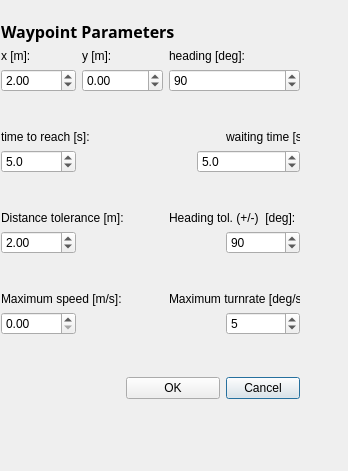
Before: the Qt Designer form src/libs/orcaqgui2dfactory/waypointdialog.ui in naderman/orca-robotics, drawn with Qt 5.
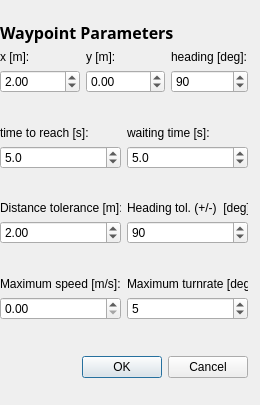
After: the same form once the commit is applied.

Commit message: added velocity parameter for spacing waypoints

The edit to the form file:
```diff
--- a/src/libs/orcaqgui2dfactory/waypointdialog.ui
+++ b/src/libs/orcaqgui2dfactory/waypointdialog.ui
@@ -5,8 +5,8 @@
    <rect>
     <x>0</x>
     <y>0</y>
-    <width>348</width>
-    <height>471</height>
+    <width>260</width>
+    <height>405</height>
    </rect>
   </property>
   <property name="sizePolicy" >
@@ -23,12 +23,27 @@
   <widget class="QWidget" name="" >
    <property name="geometry" >
     <rect>
-     <x>1</x>
-     <y>20</y>
-     <width>299</width>
-     <height>384</height>
+     <x>0</x>
+     <y>21</y>
+     <width>248</width>
+     <height>362</height>
     </rect>
    </property>
+   <layout class="QVBoxLayout" >
+    <property name="margin" >
+     <number>0</number>
+    </property>
+    <property name="spacing" >
+     <number>6</number>
+    </property>
+    <item>
+     <widget class="QLabel" name="label" >
+      <property name="text" >
+       <string>&lt;html>&lt;head>&lt;meta name="qrichtext" content="1" />&lt;/head>&lt;body style=" white-space: pre-wrap; font-family:Sans Serif; font-size:9pt; font-weight:400; font-style:normal; text-decoration:none;">&lt;p style=" margin-top:0px; margin-bottom:0px; margin-left:0px; margin-right:0px; -qt-block-indent:0; text-indent:0px;">&lt;span style=" font-size:12pt; font-weight:600;">Waypoint Parameters&lt;/span>&lt;/p>&lt;/body>&lt;/html></string>
+      </property>
+     </widget>
+    </item>
+    <item>
    <layout class="QGridLayout" >
     <property name="margin" >
      <number>0</number>
@@ -36,21 +51,53 @@
     <property name="spacing" >
      <number>6</number>
     </property>
-    <item rowspan="2" row="4" column="5" >
-     <widget class="QLabel" name="waitingTimeLabel" >
+      <item row="0" column="2" >
+       <widget class="QLabel" name="headingLabel" >
       <property name="text" >
-       <string>waiting time [s]:</string>
+         <string>heading [deg]:</string>
       </property>
      </widget>
     </item>
-    <item row="11" column="0" colspan="3" >
-     <widget class="QLabel" name="maxSpeedLabel" >
+      <item row="1" column="0" >
+       <widget class="QDoubleSpinBox" name="xSpin" >
+        <property name="maximum" >
+         <double>10000.000000000000000</double>
+        </property>
+        <property name="minimum" >
+         <double>-10000.000000000000000</double>
+        </property>
+        <property name="singleStep" >
+         <double>0.200000000000000</double>
+        </property>
+        <property name="value" >
+         <double>2.000000000000000</double>
+        </property>
+       </widget>
+      </item>
+      <item row="0" column="0" >
+       <widget class="QLabel" name="xLabel" >
       <property name="text" >
-       <string>Maximum speed [m/s]:</string>
+         <string>x [m]:</string>
       </property>
      </widget>
     </item>
-    <item row="2" column="3" colspan="3" >
+      <item row="1" column="1" >
+       <widget class="QDoubleSpinBox" name="ySpin" >
+        <property name="maximum" >
+         <double>10000.000000000000000</double>
+        </property>
+        <property name="minimum" >
+         <double>-10000.000000000000000</double>
+        </property>
+        <property name="singleStep" >
+         <double>0.200000000000000</double>
+        </property>
+        <property name="value" >
+         <double>0.000000000000000</double>
+        </property>
+       </widget>
+      </item>
+      <item row="1" column="2" >
      <widget class="QSpinBox" name="headingSpin" >
       <property name="maximum" >
        <number>359</number>
@@ -63,169 +110,70 @@
       </property>
      </widget>
     </item>
-    <item row="14" column="5" >
-     <widget class="QPushButton" name="cancelButton" >
-      <property name="text" >
-       <string>Cancel</string>
-      </property>
-     </widget>
-    </item>
-    <item row="9" column="1" colspan="4" >
-     <spacer>
-      <property name="orientation" >
-       <enum>Qt::Horizontal</enum>
-      </property>
-      <property name="sizeHint" >
-       <size>
-        <width>101</width>
-        <height>20</height>
-       </size>
-      </property>
-     </spacer>
-    </item>
-    <item row="6" column="4" colspan="2" >
-     <widget class="QDoubleSpinBox" name="waitingTimeSpin" >
-      <property name="decimals" >
-       <number>1</number>
-      </property>
-      <property name="maximum" >
-       <double>10000.000000000000000</double>
-      </property>
-      <property name="minimum" >
-       <double>-10000.000000000000000</double>
-      </property>
-      <property name="singleStep" >
-       <double>0.500000000000000</double>
-      </property>
-      <property name="value" >
-       <double>5.000000000000000</double>
-      </property>
-     </widget>
-    </item>
-    <item row="10" column="0" colspan="6" >
-     <spacer>
-      <property name="orientation" >
-       <enum>Qt::Vertical</enum>
-      </property>
-      <property name="sizeHint" >
-       <size>
-        <width>231</width>
-        <height>21</height>
-       </size>
-      </property>
-     </spacer>
-    </item>
-    <item row="12" column="5" >
-     <widget class="QSpinBox" name="maxTurnrateSpin" >
-      <property name="maximum" >
-       <number>2000000</number>
-      </property>
-      <property name="singleStep" >
-       <number>1</number>
-      </property>
-      <property name="value" >
-       <number>5</number>
-      </property>
-     </widget>
-    </item>
-    <item row="1" column="1" colspan="2" >
+      <item row="0" column="1" >
      <widget class="QLabel" name="yLabel" >
       <property name="text" >
        <string>y [m]:</string>
       </property>
      </widget>
     </item>
-    <item row="1" column="0" >
-     <widget class="QLabel" name="xLabel" >
-      <property name="text" >
-       <string>x [m]:</string>
-      </property>
-     </widget>
+     </layout>
     </item>
-    <item row="14" column="2" colspan="3" >
-     <widget class="QPushButton" name="okButton" >
-      <property name="text" >
-       <string>OK</string>
-      </property>
-     </widget>
-    </item>
-    <item row="2" column="0" >
-     <widget class="QDoubleSpinBox" name="xSpin" >
-      <property name="maximum" >
-       <double>10000.000000000000000</double>
-      </property>
-      <property name="minimum" >
-       <double>-10000.000000000000000</double>
-      </property>
-      <property name="singleStep" >
-       <double>0.200000000000000</double>
-      </property>
-      <property name="value" >
-       <double>2.000000000000000</double>
-      </property>
-     </widget>
-    </item>
-    <item row="14" column="0" colspan="2" >
+    <item>
      <spacer>
       <property name="orientation" >
-       <enum>Qt::Horizontal</enum>
+       <enum>Qt::Vertical</enum>
       </property>
       <property name="sizeHint" >
        <size>
-        <width>81</width>
-        <height>31</height>
+        <width>221</width>
+        <height>21</height>
        </size>
       </property>
      </spacer>
     </item>
-    <item row="9" column="5" >
-     <widget class="QSpinBox" name="headingTolSpin" >
-      <property name="maximum" >
-       <number>180</number>
+    <item>
+     <layout class="QGridLayout" >
+      <property name="margin" >
+       <number>0</number>
       </property>
-      <property name="singleStep" >
-       <number>5</number>
+      <property name="spacing" >
+       <number>6</number>
       </property>
-      <property name="value" >
-       <number>90</number>
-      </property>
-     </widget>
-    </item>
-    <item row="12" column="1" colspan="3" >
-     <spacer>
-      <property name="orientation" >
-       <enum>Qt::Horizontal</enum>
-      </property>
-      <property name="sizeHint" >
-       <size>
-        <width>91</width>
-        <height>20</height>
-       </size>
-      </property>
-     </spacer>
-    </item>
-    <item rowspan="2" row="4" column="0" colspan="3" >
+      <item row="0" column="0" >
      <widget class="QLabel" name="timeLabel" >
       <property name="text" >
        <string>time to reach [s]:</string>
       </property>
      </widget>
     </item>
-    <item row="0" column="0" colspan="6" >
-     <widget class="QLabel" name="label" >
-      <property name="text" >
-       <string>&lt;html>&lt;head>&lt;meta name="qrichtext" content="1" />&lt;/head>&lt;body style=" white-space: pre-wrap; font-family:Sans Serif; font-size:9pt; font-weight:400; font-style:normal; text-decoration:none;">&lt;p style=" margin-top:0px; margin-bottom:0px; margin-left:0px; margin-right:0px; -qt-block-indent:0; text-indent:0px;">&lt;span style=" font-size:12pt; font-weight:600;">Waypoint Parameters&lt;/span>&lt;/p>&lt;/body>&lt;/html></string>
-      </property>
-     </widget>
-    </item>
-    <item row="11" column="3" colspan="3" >
-     <widget class="QLabel" name="maxTurnrateLabel" >
+      <item row="1" column="1" >
+       <widget class="QDoubleSpinBox" name="waitingTimeSpin" >
+        <property name="decimals" >
+         <number>1</number>
+        </property>
+        <property name="maximum" >
+         <double>10000.000000000000000</double>
+        </property>
+        <property name="minimum" >
+         <double>-10000.000000000000000</double>
+        </property>
+        <property name="singleStep" >
+         <double>0.500000000000000</double>
+        </property>
+        <property name="value" >
+         <double>5.000000000000000</double>
+        </property>
+       </widget>
+      </item>
+      <item row="0" column="1" >
+       <widget class="QLabel" name="waitingTimeLabel" >
       <property name="text" >
-       <string>Maximum turnrate [deg/s]:</string>
+         <string>waiting time [s]:</string>
       </property>
      </widget>
     </item>
-    <item row="6" column="0" >
+      <item row="1" column="0" >
      <widget class="QDoubleSpinBox" name="timeSpin" >
       <property name="decimals" >
        <number>1</number>
@@ -244,96 +192,57 @@
       </property>
      </widget>
     </item>
-    <item row="8" column="0" colspan="3" >
-     <widget class="QLabel" name="distanceTolLabel" >
-      <property name="text" >
-       <string>Distance tolerance [m]:</string>
-      </property>
-     </widget>
+     </layout>
     </item>
-    <item row="13" column="0" colspan="6" >
+    <item>
      <spacer>
       <property name="orientation" >
        <enum>Qt::Vertical</enum>
       </property>
       <property name="sizeHint" >
        <size>
-        <width>231</width>
+        <width>171</width>
         <height>21</height>
        </size>
       </property>
      </spacer>
     </item>
-    <item row="1" column="3" colspan="3" >
-     <widget class="QLabel" name="headingLabel" >
-      <property name="text" >
-       <string>heading [deg]:</string>
+    <item>
+     <layout class="QGridLayout" >
+      <property name="margin" >
+       <number>0</number>
       </property>
-     </widget>
-    </item>
-    <item row="7" column="0" colspan="6" >
-     <spacer>
-      <property name="orientation" >
-       <enum>Qt::Vertical</enum>
+      <property name="spacing" >
+       <number>6</number>
       </property>
-      <property name="sizeHint" >
-       <size>
-        <width>241</width>
-        <height>21</height>
-       </size>
-      </property>
-     </spacer>
-    </item>
-    <item row="8" column="3" colspan="3" >
+      <item row="1" column="1" >
+       <widget class="QSpinBox" name="headingTolSpin" >
+        <property name="maximum" >
+         <number>180</number>
+        </property>
+        <property name="singleStep" >
+         <number>5</number>
+        </property>
+        <property name="value" >
+         <number>90</number>
+        </property>
+       </widget>
+      </item>
+      <item row="0" column="1" >
      <widget class="QLabel" name="headingTolLabel" >
       <property name="text" >
        <string>Heading tol. (+/-)  [deg]:</string>
       </property>
      </widget>
     </item>
-    <item row="3" column="0" colspan="6" >
-     <spacer>
-      <property name="orientation" >
-       <enum>Qt::Vertical</enum>
-      </property>
-      <property name="sizeHint" >
-       <size>
-        <width>241</width>
-        <height>21</height>
-       </size>
-      </property>
-     </spacer>
-    </item>
-    <item row="2" column="1" colspan="2" >
-     <widget class="QDoubleSpinBox" name="ySpin" >
-      <property name="maximum" >
-       <double>10000.000000000000000</double>
-      </property>
-      <property name="minimum" >
-       <double>-10000.000000000000000</double>
-      </property>
-      <property name="singleStep" >
-       <double>0.200000000000000</double>
-      </property>
-      <property name="value" >
-       <double>0.000000000000000</double>
+      <item row="0" column="0" >
+       <widget class="QLabel" name="distanceTolLabel" >
+        <property name="text" >
+         <string>Distance tolerance [m]:</string>
       </property>
      </widget>
     </item>
-    <item rowspan="2" row="5" column="1" colspan="3" >
-     <spacer>
-      <property name="orientation" >
-       <enum>Qt::Horizontal</enum>
-      </property>
-      <property name="sizeHint" >
-       <size>
-        <width>91</width>
-        <height>20</height>
-       </size>
-      </property>
-     </spacer>
-    </item>
-    <item row="9" column="0" >
+      <item row="1" column="0" >
      <widget class="QDoubleSpinBox" name="distanceTolSpin" >
       <property name="maximum" >
        <double>10.000000000000000</double>
@@ -346,7 +255,37 @@
       </property>
      </widget>
     </item>
-    <item row="12" column="0" >
+     </layout>
+    </item>
+    <item>
+     <spacer>
+      <property name="orientation" >
+       <enum>Qt::Vertical</enum>
+      </property>
+      <property name="sizeHint" >
+       <size>
+        <width>211</width>
+        <height>21</height>
+       </size>
+      </property>
+     </spacer>
+    </item>
+    <item>
+     <layout class="QGridLayout" >
+      <property name="margin" >
+       <number>0</number>
+      </property>
+      <property name="spacing" >
+       <number>6</number>
+      </property>
+      <item row="0" column="1" >
+       <widget class="QLabel" name="maxTurnrateLabel" >
+        <property name="text" >
+         <string>Maximum turnrate [deg/s]:</string>
+        </property>
+       </widget>
+      </item>
+      <item row="1" column="0" >
      <widget class="QDoubleSpinBox" name="maxSpeedSpin" >
       <property name="maximum" >
        <double>2000000.000000000000000</double>
@@ -358,6 +297,78 @@
        <double>0.000000000000000</double>
       </property>
      </widget>
+      </item>
+      <item row="1" column="1" >
+       <widget class="QSpinBox" name="maxTurnrateSpin" >
+        <property name="maximum" >
+         <number>2000000</number>
+        </property>
+        <property name="singleStep" >
+         <number>1</number>
+        </property>
+        <property name="value" >
+         <number>5</number>
+        </property>
+       </widget>
+      </item>
+      <item row="0" column="0" >
+       <widget class="QLabel" name="maxSpeedLabel" >
+        <property name="text" >
+         <string>Maximum speed [m/s]:</string>
+        </property>
+       </widget>
+      </item>
+     </layout>
+    </item>
+    <item>
+     <spacer>
+      <property name="orientation" >
+       <enum>Qt::Vertical</enum>
+      </property>
+      <property name="sizeHint" >
+       <size>
+        <width>171</width>
+        <height>21</height>
+       </size>
+      </property>
+     </spacer>
+    </item>
+    <item>
+     <layout class="QHBoxLayout" >
+      <property name="margin" >
+       <number>0</number>
+      </property>
+      <property name="spacing" >
+       <number>6</number>
+      </property>
+      <item>
+       <spacer>
+        <property name="orientation" >
+         <enum>Qt::Horizontal</enum>
+        </property>
+        <property name="sizeHint" >
+         <size>
+          <width>41</width>
+          <height>31</height>
+         </size>
+        </property>
+       </spacer>
+      </item>
+      <item>
+       <widget class="QPushButton" name="okButton" >
+        <property name="text" >
+         <string>OK</string>
+        </property>
+       </widget>
+      </item>
+      <item>
+       <widget class="QPushButton" name="cancelButton" >
+        <property name="text" >
+         <string>Cancel</string>
+        </property>
+       </widget>
+      </item>
+     </layout>
     </item>
    </layout>
   </widget>
```
Lines whose indentation alone changed are shown as unchanged. The commit also changes 10 other files.
